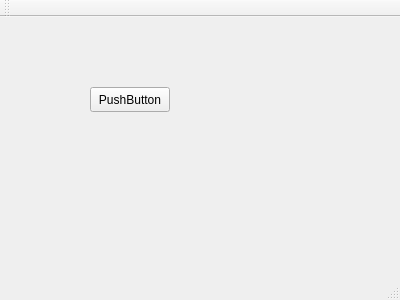
This is MyMessengerQtClientGui/mainwindow.ui in prekel/MyMessengerQtClient as Qt 5 draws it before an edit. The edited form follows.
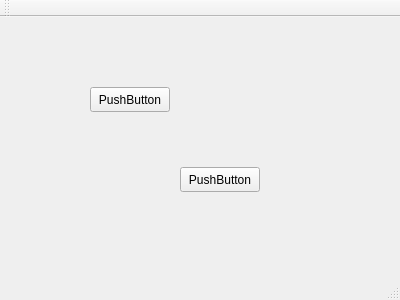
This is the edited form.

Diff of the .ui file:
```diff
--- a/MyMessengerQtClientGui/mainwindow.ui
+++ b/MyMessengerQtClientGui/mainwindow.ui
@@ -27,6 +27,19 @@
      <string>PushButton</string>
     </property>
    </widget>
+   <widget class="QPushButton" name="pushButton_2">
+    <property name="geometry">
+     <rect>
+      <x>180</x>
+      <y>150</y>
+      <width>80</width>
+      <height>25</height>
+     </rect>
+    </property>
+    <property name="text">
+     <string>PushButton</string>
+    </property>
+   </widget>
   </widget>
   <widget class="QMenuBar" name="menuBar">
    <property name="geometry">
```
